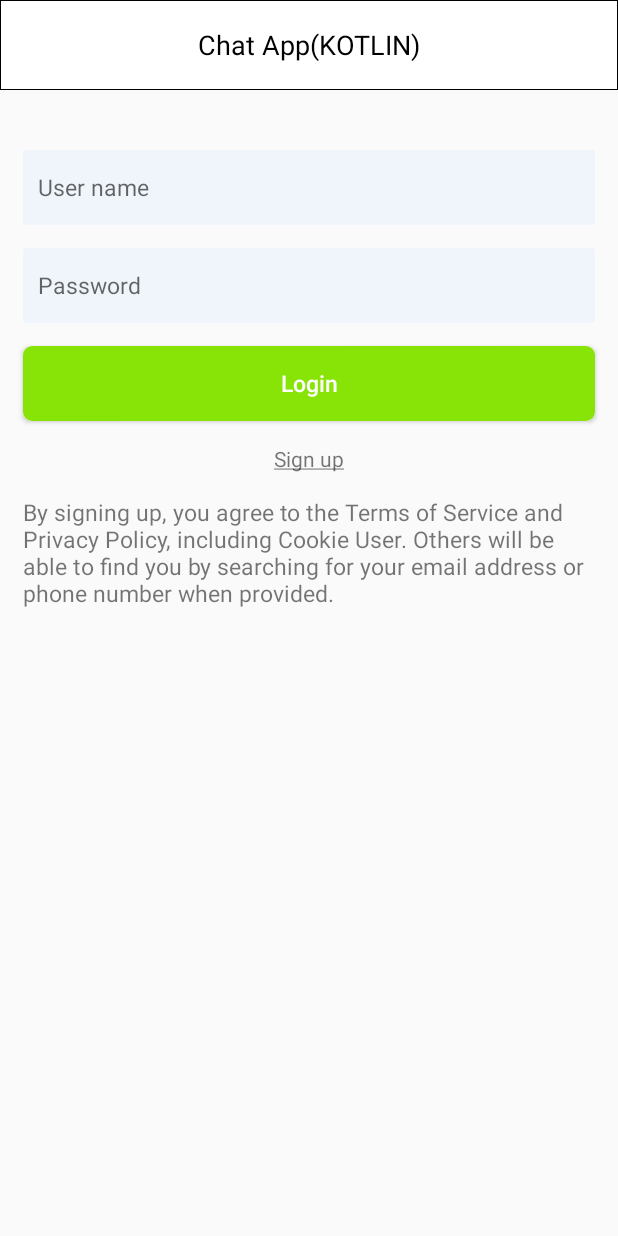
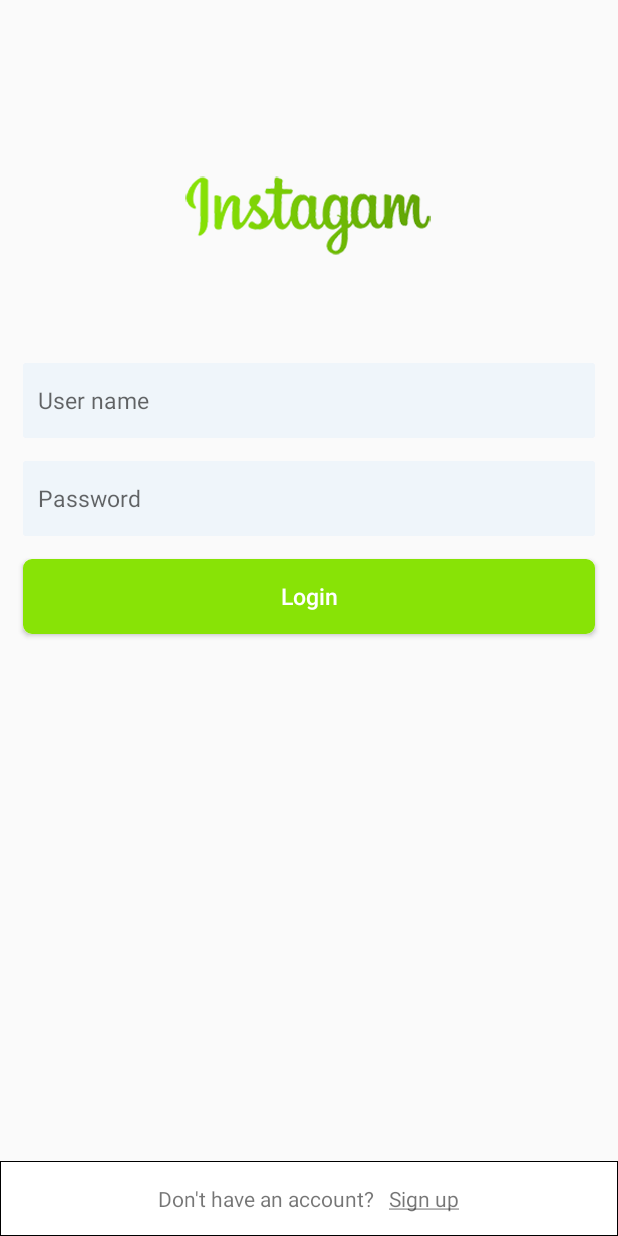
Before and after one commit to jupilot11/Chat-App-Kotlin-, an Android app: the SignInActivity screen opened directly, with no data from a screen before it, on a phone screen of 412 x 824 dp. Run offline under Robolectric (Android 15) with nearby library versions, the phone set to English and light mode, and no system bars; our stand-ins replace Firebase (no records; nobody signed in at launch, a user with empty details on screens opened directly).

Commit message:
Instagam

```diff
--- a/app/src/main/AndroidManifest.xml
+++ b/app/src/main/AndroidManifest.xml
@@ -4,9 +4,9 @@
 
     <application
         android:allowBackup="true"
-        android:icon="@mipmap/ic_launcher"
+        android:icon="@drawable/ic_instagam_icon"
         android:label="@string/app_name"
-        android:roundIcon="@mipmap/ic_launcher_round"
+        android:roundIcon="@drawable/ic_instagam_icon"
         android:supportsRtl="true"
         android:theme="@style/AppTheme">
         <activity
--- a/app/src/main/java/com/example/chatappkotlin/model/LoginInteractor.kt
+++ b/app/src/main/java/com/example/chatappkotlin/model/LoginInteractor.kt
@@ -1,6 +1,6 @@
 package com.example.chatappkotlin.model
 
-import com.example.chatappkotlin.FirebaseMethods
+import com.example.chatappkotlin.util.FirebaseMethods
 import com.example.chatappkotlin.User
 import com.google.firebase.database.DatabaseReference
 import com.google.firebase.database.FirebaseDatabase
@@ -32,10 +32,16 @@ class LoginInteractor {
 
         fun onPasswordError()
 
+
+        fun onShowProgDialog()
+
+        fun onDismissProgress()
     }
 
     fun login(username: String, password: String, loginInterface: LoginInterface) {
 
+
+        loginInterface.onShowProgDialog()
         firebaseMethod?.firebaseLogin(
             table_user!!,
             username,
@@ -43,10 +49,12 @@ class LoginInteractor {
             object : FirebaseMethods.LoginCallback {
                 override fun onSuccess(user: User?) {
 
+                    loginInterface.onDismissProgress()
                     loginInterface.onSuccess(user!!)
                 }
 
                 override fun onFailure() {
+                    loginInterface.onDismissProgress()
 
                     loginInterface.onFailure()
 
@@ -54,6 +62,7 @@ class LoginInteractor {
 
                 override fun onConnectionTimeOut() {
 
+                    loginInterface.onDismissProgress()
 
                     loginInterface.onConnectionTimed()
                 }
--- a/app/src/main/java/com/example/chatappkotlin/Contract.kt
+++ b/app/src/main/java/com/example/chatappkotlin/util/Contract.kt
@@ -1,4 +1,4 @@
-package com.example.chatappkotlin
+package com.example.chatappkotlin.util
 
 import android.widget.EditText
 import android.widget.TextView
@@ -20,6 +20,9 @@ interface Contract {
 
         fun onPasswordError()
 
+        fun onShowProgDialog()
+
+        fun onDismissProgress()
     }
 
     interface LoginContract {
@@ -48,6 +51,10 @@ interface Contract {
 
         fun onPasswordError()
 
+
+        fun onShowProgDialog()
+
+        fun onDismissProgress()
     }
 
     interface SignUpActivityPresenter {
--- a/app/src/main/java/com/example/chatappkotlin/FirebaseMethods.kt
+++ b/app/src/main/java/com/example/chatappkotlin/util/FirebaseMethods.kt
@@ -1,6 +1,7 @@
-package com.example.chatappkotlin
+package com.example.chatappkotlin.util
 
 import android.os.Handler
+import com.example.chatappkotlin.User
 import com.google.firebase.database.*
 
 class FirebaseMethods {
@@ -16,7 +17,7 @@ class FirebaseMethods {
     private var user: User? = null
 
 
-    fun  firebaseRegistration(databaseReference: DatabaseReference, str_username : String, registrationCallback: RegistrationCallback ){
+    fun  firebaseRegistration(databaseReference: DatabaseReference, str_username : String, registrationCallback: RegistrationCallback){
 
 
         valueEventListener1 = object : ValueEventListener {
--- a/app/src/main/java/com/example/chatappkotlin/TextWatcherHelper.kt
+++ b/app/src/main/java/com/example/chatappkotlin/util/TextWatcherHelper.kt
@@ -1,9 +1,10 @@
-package com.example.chatappkotlin
+package com.example.chatappkotlin.util
 
 import android.content.Context
 import android.text.Editable
 import android.text.TextWatcher
 import android.view.View
+import com.example.chatappkotlin.R
 
 class TextWatcherHelper : TextWatcher {
 
--- a/app/src/main/res/layout/activity_login.xml
+++ b/app/src/main/res/layout/activity_login.xml
@@ -5,40 +5,63 @@
     android:layout_width="match_parent"
     android:layout_height="match_parent">
 
+
     <LinearLayout
         android:id="@+id/container_toolbar"
         android:layout_width="0dp"
-        android:layout_height="wrap_content"
-        android:orientation="vertical"
+        android:layout_height="50dp"
+        android:background="@drawable/toolbar_bg"
+
+        android:gravity="center"
+        android:orientation="horizontal"
+        app:layout_constraintBottom_toBottomOf="parent"
         app:layout_constraintEnd_toEndOf="parent"
-        app:layout_constraintStart_toStartOf="parent"
-        app:layout_constraintTop_toTopOf="parent">
+        app:layout_constraintHorizontal_bias="0.0"
+        app:layout_constraintStart_toStartOf="parent">
 
 
-        <include
-            android:id="@+id/toolbar"
-            layout="@layout/toolbar" />
+        <TextView
+            android:id="@+id/textView2"
+            android:layout_marginRight="10dp"
+            android:layout_width="wrap_content"
+            android:layout_height="wrap_content"
+            android:text="Don't have an account?"/>
+
+        <TextView
+            android:id="@+id/btn_signup"
+            android:layout_width="wrap_content"
+            android:layout_height="wrap_content"
+            android:text="@string/underline_signup" />
     </LinearLayout>
 
+    <ImageView
+        android:id="@+id/imageView2"
+        android:layout_width="wrap_content"
+        android:layout_height="wrap_content"
+        android:layout_marginTop="56dp"
+        android:src="@drawable/ic_text"
+        app:layout_constraintEnd_toEndOf="parent"
+        app:layout_constraintHorizontal_bias="0.497"
+        app:layout_constraintStart_toStartOf="parent"
+        app:layout_constraintTop_toTopOf="parent" />
 
     <EditText
         android:id="@+id/et_username"
         android:layout_width="0dp"
         android:layout_height="50dp"
         android:layout_marginStart="15dp"
-        android:layout_marginTop="40dp"
+        android:layout_marginTop="10dp"
         android:layout_marginEnd="15dp"
         android:background="@drawable/edittext_background"
         android:hint="User name"
+        android:inputType="textCapWords"
         android:maxLength="16"
-        android:inputType="textCapWords"
         android:padding="10dp"
         android:textSize="@dimen/text_large"
         app:layout_constraintEnd_toEndOf="parent"
-        app:layout_constraintHorizontal_bias="0.0"
+        app:layout_constraintHorizontal_bias="1.0"
         app:layout_constraintStart_toStartOf="parent"
-        app:layout_constraintTop_toBottomOf="@+id/container_toolbar" />
-
+        app:layout_constraintTop_toBottomOf="@+id/imageView2" />
 
     <EditText
         android:id="@+id/et_password"
@@ -46,12 +69,12 @@
         android:layout_height="50dp"
         android:layout_marginStart="15dp"
         android:layout_marginTop="15dp"
-        android:maxLength="16"
+        android:layout_marginEnd="15dp"
 
-        android:layout_marginEnd="15dp"
         android:background="@drawable/edittext_background"
         android:hint="Password"
         android:inputType="textPassword"
+        android:maxLength="16"
         android:padding="10dp"
         android:textSize="@dimen/text_large"
         app:layout_constraintEnd_toEndOf="parent"
@@ -74,29 +97,6 @@
         app:layout_constraintHorizontal_bias="0.0"
         app:layout_constraintStart_toStartOf="@+id/et_password"
         app:layout_constraintTop_toBottomOf="@+id/tv_pass_error" />
-
-    <TextView
-        android:id="@+id/btn_signup"
-        android:layout_width="wrap_content"
-        android:layout_height="wrap_content"
-        android:layout_marginTop="15dp"
-        android:text="@string/underline_signup"
-        app:layout_constraintEnd_toEndOf="@+id/btn_login"
-        app:layout_constraintStart_toStartOf="@+id/btn_login"
-        app:layout_constraintTop_toBottomOf="@+id/btn_login" />
-
-    <TextView
-        android:id="@+id/textView"
-        android:layout_width="0dp"
-        android:layout_height="wrap_content"
-        android:layout_marginStart="15dp"
-        android:layout_marginTop="15dp"
-        android:layout_marginEnd="15dp"
-        android:text="@string/signin_msg"
-        android:textSize="@dimen/text_large"
-        app:layout_constraintEnd_toEndOf="parent"
-        app:layout_constraintStart_toStartOf="parent"
-        app:layout_constraintTop_toBottomOf="@+id/btn_signup" />
 
     <TextView
         android:id="@+id/tv_user_error"
--- a/app/src/main/res/layout/activity_main.xml
+++ b/app/src/main/res/layout/activity_main.xml
@@ -26,7 +26,7 @@
                 android:layout_width="wrap_content"
                 android:layout_height="wrap_content"
                 android:layout_marginTop="150dp"
-                android:src="@drawable/ic_icon"
+                android:src="@drawable/ic_instagam"
                 app:layout_constraintEnd_toEndOf="parent"
                 app:layout_constraintStart_toStartOf="parent"
                 app:layout_constraintTop_toTopOf="parent" />
--- a/app/src/main/res/values/strings.xml
+++ b/app/src/main/res/values/strings.xml
@@ -1,5 +1,5 @@
 <resources>
-    <string name="app_name">Chat App(KOTLIN)</string>
+    <string name="app_name">Instagam</string>
     <string name="value_error">Value is incorrect</string>
     <string name="underline_signup"><u>Sign up</u></string>
     <string name="underline_login"><u>Login</u></string>
--- a/app/src/main/res/values/styles.xml
+++ b/app/src/main/res/values/styles.xml
@@ -16,4 +16,10 @@
     </style>
 
 
+    <style name="MyAlertDialogStyle" parent="Theme.AppCompat.Light.Dialog.Alert">
+        <item name="colorAccent">@color/colorAccent</item>
+    </style>
+
+
+
 </resources>
```
Also changed, not shown: app/src/main/java/com/example/chatappkotlin/model/SignupInteractor.kt (+10 -1 lines), app/src/main/java/com/example/chatappkotlin/presenter/LoginPresenter.kt (+13 -2 lines), app/src/main/java/com/example/chatappkotlin/presenter/SignupPresenter.kt (+18 -5 lines), app/src/main/java/com/example/chatappkotlin/util/DialogHelper.kt (added, +29 -0 lines), app/src/main/java/com/example/chatappkotlin/view/SignInActivity.kt (+20 -4 lines), app/src/main/java/com/example/chatappkotlin/view/SignupActivity.kt (+17 -3 lines), app/src/main/res/drawable-hdpi/ic_instagam.png (added), app/src/main/res/drawable-hdpi/ic_instagam_icon.png (added), app/src/main/res/drawable-hdpi/ic_text.png (added).
